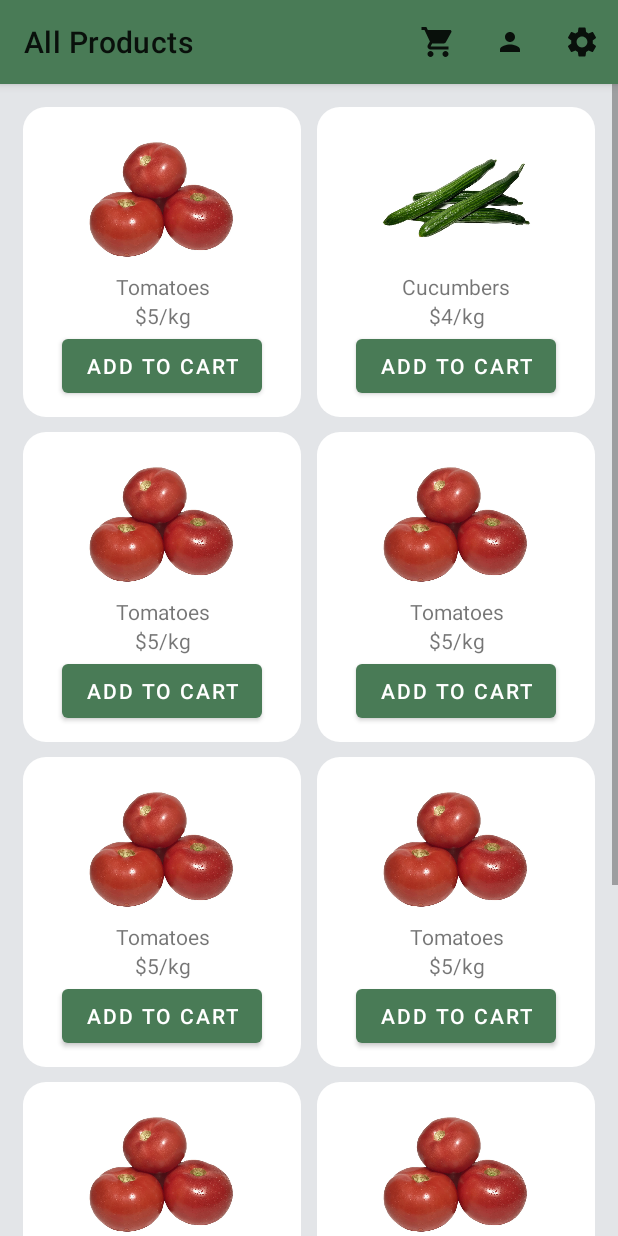
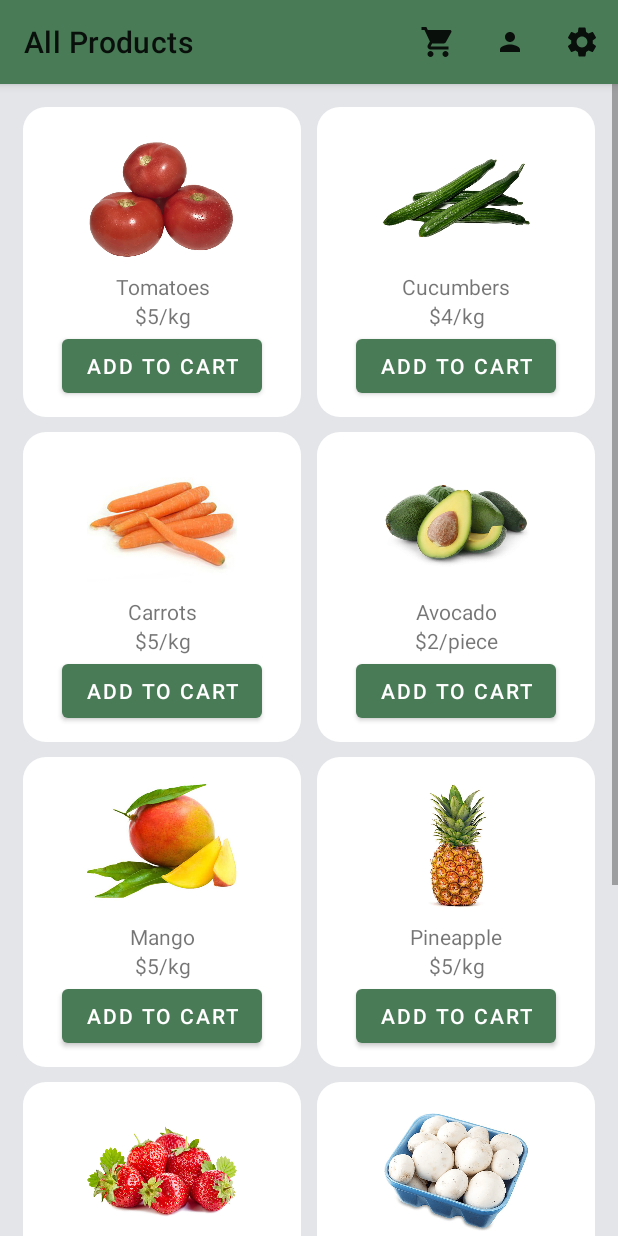
Before and after one commit to letidev/products-shop, an Android app: the ProductsList screen opened directly, with no data from a screen before it, on a phone screen of 412 x 824 dp. Run offline under Robolectric (Android 15) with nearby library versions, the phone set to English and light mode, and no system bars.

Commit message:
add more products photos

```diff
--- a/app/src/main/res/layout/activity_products_list.xml
+++ b/app/src/main/res/layout/activity_products_list.xml
@@ -122,13 +122,13 @@
                             android:layout_width="100dp"
                             android:layout_height="100dp"
                             android:layout_gravity="center"
-                            app:srcCompat="@drawable/tomatoes" />
+                            app:srcCompat="@drawable/carrots" />
 
                         <TextView
                             android:layout_width="match_parent"
                             android:layout_height="wrap_content"
                             android:gravity="center"
-                            android:text="Tomatoes" />
+                            android:text="Carrots" />
 
                         <TextView
                             android:layout_width="match_parent"
@@ -159,13 +159,93 @@
                             android:layout_width="100dp"
                             android:layout_height="100dp"
                             android:layout_gravity="center"
-                            app:srcCompat="@drawable/tomatoes" />
+                            app:srcCompat="@drawable/avocado" />
 
                         <TextView
                             android:layout_width="match_parent"
                             android:layout_height="wrap_content"
                             android:gravity="center"
-                            android:text="Tomatoes" />
+                            android:text="Avocado" />
+
+                        <TextView
+                            android:layout_width="match_parent"
+                            android:layout_height="wrap_content"
+                            android:gravity="center"
+                            android:text="$2/piece" />
+
+                        <Button
+                            android:layout_width="wrap_content"
+                            android:layout_height="wrap_content"
+                            android:layout_gravity="center"
+                            android:text="Add to cart" />
+                    </LinearLayout>
+                </TableRow>
+                <TableRow
+                    android:layout_width="match_parent"
+                    android:layout_height="match_parent"
+                    android:layout_marginTop="10dp"
+                    >
+                    <LinearLayout
+                        android:layout_width="0dp"
+                        android:layout_height="match_parent"
+                        android:layout_weight="1"
+                        android:background="@drawable/layout_bg"
+                        android:orientation="vertical"
+                        android:padding="10dp"
+                        app:layout_column="1"
+                        app:layout_columnWeight="1"
+                        app:layout_gravity="fill"
+                        android:layout_marginRight="5dp"
+                        >
+
+                        <ImageView
+                            android:layout_width="100dp"
+                            android:layout_height="100dp"
+                            android:layout_gravity="center"
+                            app:srcCompat="@drawable/mango" />
+
+                        <TextView
+                            android:layout_width="match_parent"
+                            android:layout_height="wrap_content"
+                            android:gravity="center"
+                            android:text="Mango" />
+
+                        <TextView
+                            android:layout_width="match_parent"
+                            android:layout_height="wrap_content"
+                            android:gravity="center"
+                            android:text="$5/kg" />
+
+                        <Button
+                            android:layout_width="wrap_content"
+                            android:layout_height="wrap_content"
+                            android:layout_gravity="center"
+                            android:text="Add to cart" />
+                    </LinearLayout>
+                    <LinearLayout
+                        android:layout_width="0dp"
+                        android:layout_height="match_parent"
+                        android:layout_weight="1"
+                        android:background="@drawable/layout_bg"
+                        android:orientation="vertical"
+                        android:padding="10dp"
+                        app:layout_column="2"
+                        app:layout_columnWeight="1"
+                        app:layout_gravity="fill"
+                        android:layout_marginLeft="5dp"
+                        >
+
+                        <ImageView
+                            android:layout_width="100dp"
+                            android:layout_height="100dp"
+                            android:layout_gravity="center"
+                            app:srcCompat="@drawable/pineapple" />
+
+                        <TextView
+                            android:layout_width="match_parent"
+                            android:layout_height="wrap_content"
+                            android:gravity="center"
+                            android:text="Pineapple" />
 
                         <TextView
                             android:layout_width="match_parent"
@@ -202,13 +282,13 @@
                             android:layout_width="100dp"
                             android:layout_height="100dp"
                             android:layout_gravity="center"
-                            app:srcCompat="@drawable/tomatoes" />
+                            app:srcCompat="@drawable/strawberries" />
 
                         <TextView
                             android:layout_width="match_parent"
                             android:layout_height="wrap_content"
                             android:gravity="center"
-                            android:text="Tomatoes" />
+                            android:text="Strawberries" />
 
                         <TextView
                             android:layout_width="match_parent"
@@ -239,13 +319,13 @@
                             android:layout_width="100dp"
                             android:layout_height="100dp"
                             android:layout_gravity="center"
-                            app:srcCompat="@drawable/tomatoes" />
+                            app:srcCompat="@drawable/mushroom" />
 
                         <TextView
                             android:layout_width="match_parent"
                             android:layout_height="wrap_content"
                             android:gravity="center"
-                            android:text="Tomatoes" />
+                            android:text="Mushrooms" />
 
                         <TextView
                             android:layout_width="match_parent"
@@ -282,13 +362,13 @@
                             android:layout_width="100dp"
                             android:layout_height="100dp"
                             android:layout_gravity="center"
-                            app:srcCompat="@drawable/tomatoes" />
+                            app:srcCompat="@drawable/cherries" />
 
                         <TextView
                             android:layout_width="match_parent"
                             android:layout_height="wrap_content"
                             android:gravity="center"
-                            android:text="Tomatoes" />
+                            android:text="Cherries" />
 
                         <TextView
                             android:layout_width="match_parent"
@@ -319,93 +399,13 @@
                             android:layout_width="100dp"
                             android:layout_height="100dp"
                             android:layout_gravity="center"
-                            app:srcCompat="@drawable/tomatoes" />
+                            app:srcCompat="@drawable/peaches" />
 
                         <TextView
                             android:layout_width="match_parent"
                             android:layout_height="wrap_content"
                             android:gravity="center"
-                            android:text="Tomatoes" />
-
-                        <TextView
-                            android:layout_width="match_parent"
-                            android:layout_height="wrap_content"
-                            android:gravity="center"
-                            android:text="$5/kg" />
-
-                        <Button
-                            android:layout_width="wrap_content"
-                            android:layout_height="wrap_content"
-                            android:layout_gravity="center"
-                            android:text="Add to cart" />
-                    </LinearLayout>
-                </TableRow>
-                <TableRow
-                    android:layout_width="match_parent"
-                    android:layout_height="match_parent"
-                    android:layout_marginTop="10dp"
-                    >
-                    <LinearLayout
-                        android:layout_width="0dp"
-                        android:layout_height="match_parent"
-                        android:layout_weight="1"
-                        android:background="@drawable/layout_bg"
-                        android:orientation="vertical"
-                        android:padding="10dp"
-                        app:layout_column="1"
-                        app:layout_columnWeight="1"
-                        app:layout_gravity="fill"
-                        android:layout_marginRight="5dp"
-                        >
-
-                        <ImageView
-                            android:layout_width="100dp"
-                            android:layout_height="100dp"
-                            android:layout_gravity="center"
-                            app:srcCompat="@drawable/tomatoes" />
-
-                        <TextView
-                            android:layout_width="match_parent"
-                            android:layout_height="wrap_content"
-                            android:gravity="center"
-                            android:text="Tomatoes" />
-
-                        <TextView
-                            android:layout_width="match_parent"
-                            android:layout_height="wrap_content"
-                            android:gravity="center"
-                            android:text="$5/kg" />
-
-                        <Button
-                            android:layout_width="wrap_content"
-                            android:layout_height="wrap_content"
-                            android:layout_gravity="center"
-                            android:text="Add to cart" />
-                    </LinearLayout>
-                    <LinearLayout
-                        android:layout_width="0dp"
-                        android:layout_height="match_parent"
-                        android:layout_weight="1"
-                        android:background="@drawable/layout_bg"
-                        android:orientation="vertical"
-                        android:padding="10dp"
-                        app:layout_column="2"
-                        app:layout_columnWeight="1"
-                        app:layout_gravity="fill"
-                        android:layout_marginLeft="5dp"
-                        >
-
-                        <ImageView
-                            android:layout_width="100dp"
-                            android:layout_height="100dp"
-                            android:layout_gravity="center"
-                            app:srcCompat="@drawable/tomatoes" />
-
-                        <TextView
-                            android:layout_width="match_parent"
-                            android:layout_height="wrap_content"
-                            android:gravity="center"
-                            android:text="Tomatoes" />
+                            android:text="Peaches" />
 
                         <TextView
                             android:layout_width="match_parent"
```
Also changed, not shown: app/src/main/res/drawable/avocado.jpg (added), app/src/main/res/drawable/carrots.jpg (added), app/src/main/res/drawable/cherries.jpg (added), app/src/main/res/drawable/mango.jpg (added), app/src/main/res/drawable/mushroom.jpg (added), app/src/main/res/drawable/peaches.jpg (added), app/src/main/res/drawable/pineapple.jpg (added), app/src/main/res/drawable/strawberries.jpg (added).
